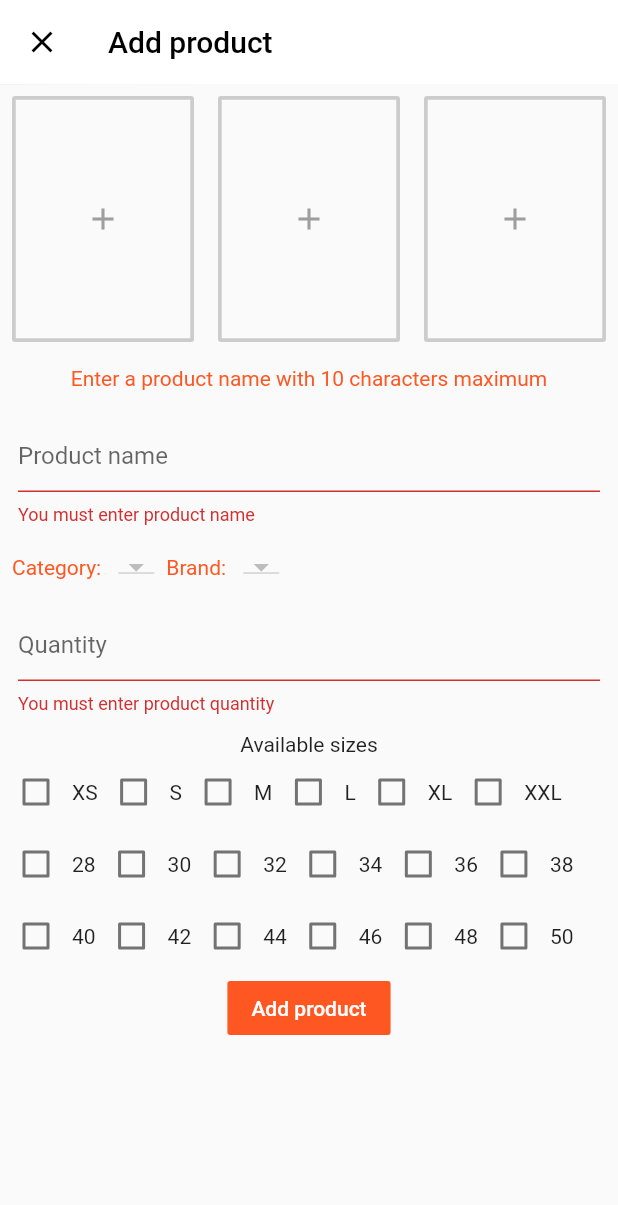
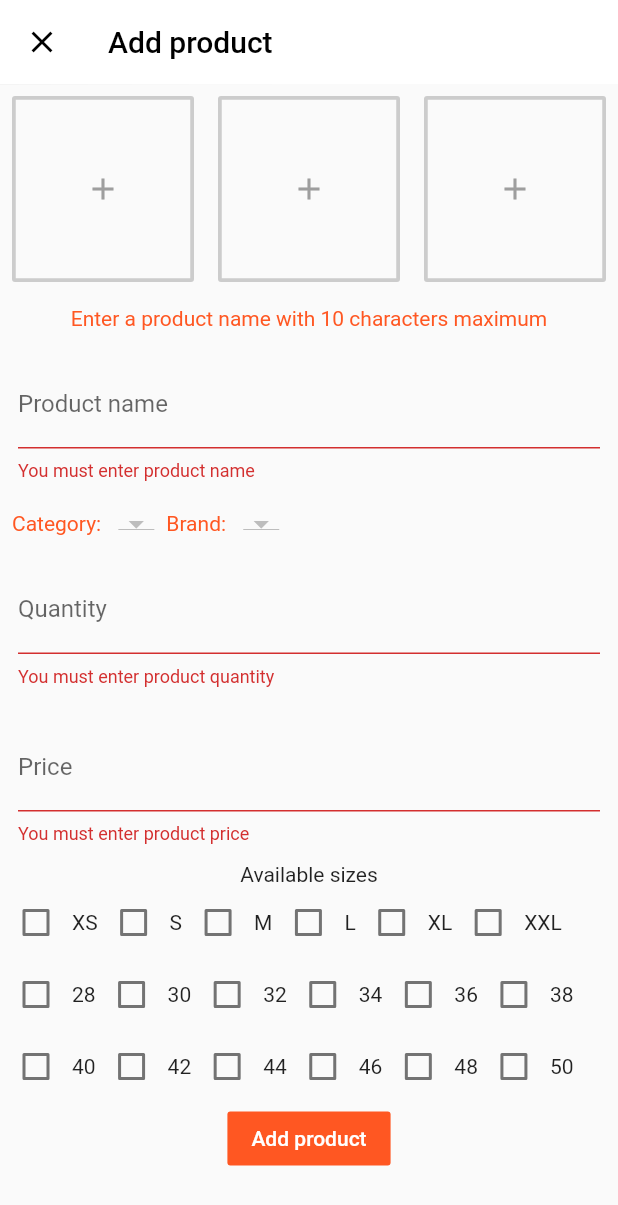
Before and after one commit to Arnoldmn/marcheapp_admi, a Flutter app: the AddProduct screen opened directly, after a tap on "Add product", on a phone screen of 412 x 824 dp. Shown: the top 1205 px of the screen. Run offline on Flutter 3.47's test engine with Material 2 defaults, Android fonts, the phone set to English and light mode, and no system bars; our stand-ins replace cloud_firestore, firebase_auth, firebase_storage, flutter_typeahead, fluttertoast, image_picker and 1 more; missing offline and left inert: dart:ffi; accounts and stored records are empty.

```diff
--- a/lib/screens/add_product.dart
+++ b/lib/screens/add_product.dart
@@ -7,6 +7,7 @@ import 'package:flutter/material.dart';
 import 'package:flutter_typeahead/flutter_typeahead.dart';
 import 'package:fluttertoast/fluttertoast.dart';
 import 'package:image_picker/image_picker.dart';
+import 'package:marcheappadmi/db/product.dart';
 import '../db/category.dart';
 import '../db/brand.dart';
 
@@ -18,10 +19,11 @@ class AddProduct extends StatefulWidget {
 class _AddProductState extends State<AddProduct> {
   CategoryService categoryService = CategoryService();
   BrandService brandService = BrandService();
-
+  ProductService productService = ProductService();
   GlobalKey<FormState> _formKey = GlobalKey<FormState>();
   TextEditingController _productNameController = TextEditingController();
   TextEditingController _quantityController = TextEditingController();
+  final _priceController = TextEditingController();
   List<DocumentSnapshot> brands = <DocumentSnapshot>[];
   List<DocumentSnapshot> categories = <DocumentSnapshot>[];
   List<DropdownMenuItem<String>> categoriesDropDown =
@@ -30,6 +32,7 @@ class _AddProductState extends State<AddProduct> {
   File _fileImage1;
   File _fileImage2;
   File _fileImage3;
+  bool isLoading = false;
 
   Color white = Colors.white;
   Color deepOrange = Colors.deepOrange;
@@ -96,7 +99,10 @@ class _AddProductState extends State<AddProduct> {
       body: Form(
         key: _formKey,
         child: SingleChildScrollView(
-          child: Column(
+          child: Center(
+            child: isLoading
+                ? CircularProgressIndicator()
+                : Column(
                     children: <Widget>[
                       Row(
                         children: <Widget>[
@@ -171,7 +177,9 @@ class _AddProductState extends State<AddProduct> {
                         padding: const EdgeInsets.all(12.0),
                         child: TextFormField(
                           controller: _productNameController,
-                  decoration: InputDecoration(hintText: 'Product name'),
+                          decoration: InputDecoration(
+                            labelText: 'Product name',
+                          ),
                           // ignore: missing_return
                           validator: (value) {
                             if (value.isEmpty) {
@@ -221,12 +229,29 @@ class _AddProductState extends State<AddProduct> {
                           controller: _quantityController,
                           keyboardType: TextInputType.number,
                           decoration: InputDecoration(
-                    hintText: 'Quantity',
+                            labelText: 'Quantity',
                           ),
                           // ignore: missing_return
                           validator: (value) {
                             if (value.isEmpty) {
                               return 'You must enter product quantity';
+                              // ignore: missing_return
+                            }
+                          },
+                        ),
+                      ),
+                      Padding(
+                        padding: const EdgeInsets.all(12.0),
+                        child: TextFormField(
+                          controller: _priceController,
+                          keyboardType: TextInputType.number,
+                          decoration: InputDecoration(
+                            labelText: 'Price',
+                          ),
+                          // ignore: missing_return
+                          validator: (value) {
+                            if (value.isEmpty) {
+                              return 'You must enter product price';
                               // ignore: missing_return
                             }
                           },
@@ -349,6 +374,7 @@ class _AddProductState extends State<AddProduct> {
                   ),
           ),
         ),
+      ),
     );
   }
 
@@ -408,7 +434,7 @@ class _AddProductState extends State<AddProduct> {
   Widget _displayChild1() {
     if (_fileImage1 == null) {
       return Padding(
-        padding: const EdgeInsets.fromLTRB(14.0, 70.0, 14.0, 70.0),
+        padding: const EdgeInsets.fromLTRB(14.0, 50.0, 14.0, 50.0),
         child: Icon(
           Icons.add,
           color: grey,
@@ -426,7 +452,7 @@ class _AddProductState extends State<AddProduct> {
   Widget _displayChild2() {
     if (_fileImage2 == null) {
       return Padding(
-        padding: const EdgeInsets.fromLTRB(14.0, 70.0, 14.0, 70.0),
+        padding: const EdgeInsets.fromLTRB(14.0, 50.0, 14.0, 50.0),
         child: Icon(
           Icons.add,
           color: grey,
@@ -444,7 +470,7 @@ class _AddProductState extends State<AddProduct> {
   Widget _displayChild3() {
     if (_fileImage3 == null) {
       return Padding(
-        padding: const EdgeInsets.fromLTRB(14.0, 70.0, 14.0, 70.0),
+        padding: const EdgeInsets.fromLTRB(14.0, 50.0, 14.0, 50.0),
         child: Icon(
           Icons.add,
           color: grey,
@@ -459,8 +485,9 @@ class _AddProductState extends State<AddProduct> {
     }
   }
 
-  void validateAndUpload() async{
+  void validateAndUpload() async {
     if (_formKey.currentState.validate()) {
+      setState(() => isLoading = true);
       if (_fileImage1 != null && _fileImage2 != null && _fileImage3 != null) {
         if (selectedSizes.isNotEmpty) {
           String imageUrl1;
@@ -479,18 +506,36 @@ class _AddProductState extends State<AddProduct> {
               "3${DateTime.now().millisecondsSinceEpoch.toString()}.jpg";
           StorageUploadTask task3 =
               storage.ref().child(picture3).putFile(_fileImage3);
-          StorageTaskSnapshot snapshot1 = await task1.onComplete.then((snapshot) => snapshot);
-          StorageTaskSnapshot snapshot2 = await task2.onComplete.then((snapshot) => snapshot);
+          StorageTaskSnapshot snapshot1 =
+              await task1.onComplete.then((snapshot) => snapshot);
+          StorageTaskSnapshot snapshot2 =
+              await task2.onComplete.then((snapshot) => snapshot);
 
           task3.onComplete.then((snapshot3) async {
             imageUrl1 = await snapshot1.ref.getDownloadURL();
             imageUrl2 = await snapshot2.ref.getDownloadURL();
             imageUrl3 = await snapshot3.ref.getDownloadURL();
+
+            List<String> imageList = [imageUrl1, imageUrl2, imageUrl3];
+
+            productService.uploadProduct(
+              productName: _productNameController.text,
+              price: double.parse(_priceController.text),
+              sizes: selectedSizes,
+              images: imageList,
+              quantity: int.parse(_quantityController.text),
+            );
+            _formKey.currentState.reset();
+            setState(() => isLoading = false);
+            Fluttertoast.showToast(msg: 'Product added successfully');
+            Navigator.pop(context);
           });
         } else {
+          setState(() => isLoading = false);
           Fluttertoast.showToast(msg: 'Select at least one size');
         }
       } else {
+        setState(() => isLoading = false);
         Fluttertoast.showToast(msg: 'All images are required!');
       }
     }
```
Also changed, not shown: lib/db/product.dart (added, +30 -0 lines). Lines whose indentation alone changed are shown as unchanged.
